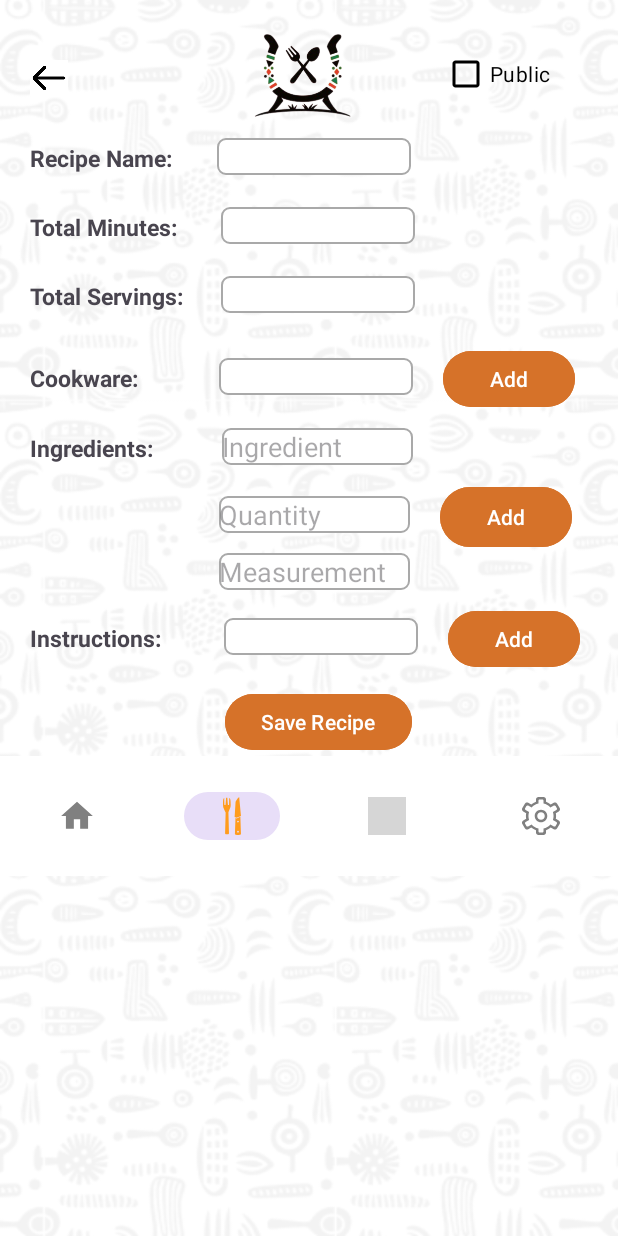
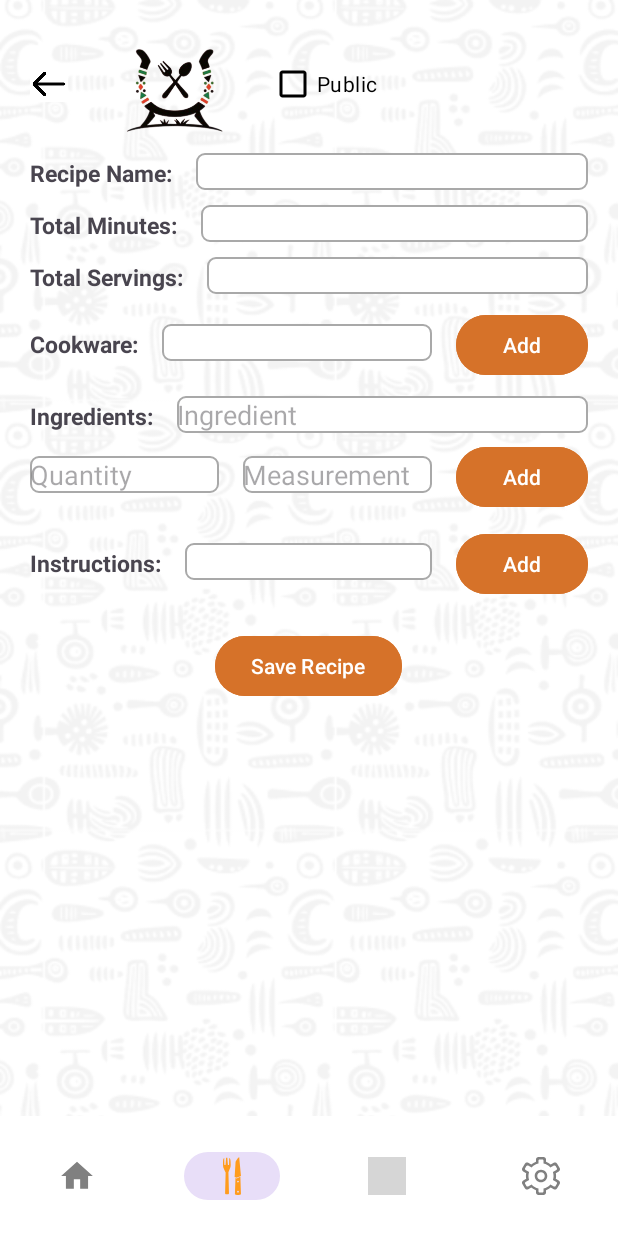
Before and after one commit to Zuwarashe/OPSC-7314, an Android app: the Cookware screen opened directly, with no data from a screen before it, on a phone screen of 412 x 824 dp. Run offline under Robolectric (Android 15) with nearby library versions, the light colour scheme and no system bars; our stand-ins replace Firebase (no records; nobody signed in at launch, a user with empty details on screens opened directly); grey boxes are pictures that could not be loaded.

Commit message:
a lil razzle dazzle

```diff
--- a/app/src/main/res/layout/activity_cookware.xml
+++ b/app/src/main/res/layout/activity_cookware.xml
@@ -1,26 +1,41 @@
 <?xml version="1.0" encoding="utf-8"?>
-<LinearLayout xmlns:android="http://schemas.android.com/apk/res/android"
+<androidx.constraintlayout.widget.ConstraintLayout
+    xmlns:android="http://schemas.android.com/apk/res/android"
     xmlns:app="http://schemas.android.com/apk/res-auto"
     xmlns:tools="http://schemas.android.com/tools"
     android:id="@+id/main"
     android:layout_width="match_parent"
     android:layout_height="match_parent"
-    android:orientation="vertical"
     android:background="@drawable/background"
     tools:context=".Cookware">
 
+    <!-- Main content layout -->
+    <ScrollView
+        android:layout_width="0dp"
+        android:layout_height="0dp"
+        app:layout_constraintTop_toTopOf="parent"
+        app:layout_constraintBottom_toTopOf="@id/bottomNavigation"
+        app:layout_constraintStart_toStartOf="parent"
+        app:layout_constraintEnd_toEndOf="parent">
+
+        <LinearLayout
+            android:layout_width="match_parent"
+            android:layout_height="wrap_content"
+            android:orientation="vertical"
+            android:padding="20dp">
+
+            <!-- Header layout with logo and back button -->
             <LinearLayout
                 android:layout_width="match_parent"
                 android:layout_height="72dp"
-        android:layout_marginTop="10dp"
-        android:orientation="horizontal">
+                android:orientation="horizontal"
+                android:gravity="center_vertical">
 
                 <ImageButton
                     android:id="@+id/imageBtnBack"
                     android:layout_width="25dp"
                     android:layout_height="24dp"
-            android:layout_marginLeft="20dp"
-            android:layout_marginTop="30dp"
+                    android:layout_marginEnd="10dp"
                     android:background="@color/design_default_color_background"
                     android:scaleType="centerInside"
                     app:srcCompat="@drawable/backk" />
@@ -29,256 +44,236 @@
                     android:id="@+id/imageLogo"
                     android:layout_width="124dp"
                     android:layout_height="wrap_content"
-            android:layout_marginLeft="95dp"
+                    android:layout_gravity="center"
                     app:srcCompat="@drawable/logo" />
 
                 <CheckBox
                     android:id="@+id/chkPublic"
                     android:layout_width="wrap_content"
                     android:layout_height="wrap_content"
-            android:layout_marginTop="15dp"
-            android:layout_marginLeft="30dp"
                     android:text="Public"
                     android:textColor="@color/black"
                     android:buttonTint="@color/black" />
-
             </LinearLayout>
 
+            <!-- Recipe Name -->
             <LinearLayout
                 android:layout_width="match_parent"
-        android:layout_height="36dp"
-        android:layout_marginTop="10dp"
-        android:orientation="horizontal">
+                android:layout_height="wrap_content"
+                android:orientation="horizontal"
+                android:layout_marginTop="10dp">
 
                 <TextView
                     android:id="@+id/lblName"
                     android:layout_width="wrap_content"
                     android:layout_height="wrap_content"
-            android:layout_marginLeft="20dp"
                     android:text="@string/recipe_name"
-            android:textSize="15dp"
+                    android:textSize="15sp"
                     android:textStyle="bold" />
 
                 <EditText
                     android:id="@+id/txtName"
-            android:layout_width="129dp"
+                    android:layout_width="0dp"
                     android:layout_height="wrap_content"
-            android:layout_marginLeft="30dp"
-            android:background="@drawable/customtxtbox"
-            android:ems="19" />
+                    android:layout_weight="1"
+                    android:layout_marginStart="16dp"
+                    android:background="@drawable/customtxtbox" />
             </LinearLayout>
 
+            <!-- Total Minutes -->
             <LinearLayout
                 android:layout_width="match_parent"
-        android:layout_height="36dp"
-        android:layout_marginTop="10dp"
-        android:orientation="horizontal">
+                android:layout_height="wrap_content"
+                android:orientation="horizontal"
+                android:layout_marginTop="10dp">
 
                 <TextView
                     android:id="@+id/lblMinutes"
                     android:layout_width="wrap_content"
                     android:layout_height="wrap_content"
-            android:layout_marginLeft="20dp"
                     android:text="@string/total_minutes"
-            android:textSize="15dp"
+                    android:textSize="15sp"
                     android:textStyle="bold" />
 
                 <EditText
                     android:id="@+id/txtMinutes"
-            android:layout_width="129dp"
+                    android:layout_width="0dp"
                     android:layout_height="wrap_content"
-            android:layout_marginLeft="29dp"
-            android:background="@drawable/customtxtbox"
-            android:ems="19" />
+                    android:layout_weight="1"
+                    android:layout_marginStart="16dp"
+                    android:background="@drawable/customtxtbox" />
             </LinearLayout>
 
+            <!-- Total Servings -->
             <LinearLayout
                 android:layout_width="match_parent"
-        android:layout_height="36dp"
-        android:layout_marginTop="10dp"
-        android:orientation="horizontal">
+                android:layout_height="wrap_content"
+                android:orientation="horizontal"
+                android:layout_marginTop="10dp">
 
                 <TextView
                     android:id="@+id/lblServings"
                     android:layout_width="wrap_content"
                     android:layout_height="wrap_content"
-            android:layout_marginLeft="20dp"
                     android:text="@string/total_servings"
-            android:textSize="15dp"
+                    android:textSize="15sp"
                     android:textStyle="bold" />
 
                 <EditText
                     android:id="@+id/txtServings"
-            android:layout_width="129dp"
+                    android:layout_width="0dp"
                     android:layout_height="wrap_content"
-            android:layout_marginLeft="25dp"
-            android:background="@drawable/customtxtbox"
-            android:ems="19" />
+                    android:layout_weight="1"
+                    android:layout_marginStart="16dp"
+                    android:background="@drawable/customtxtbox" />
             </LinearLayout>
 
+            <!-- Cookware -->
             <LinearLayout
                 android:layout_width="match_parent"
-        android:layout_height="45dp"
-        android:layout_marginTop="10dp"
-        android:orientation="horizontal">
+                android:layout_height="wrap_content"
+                android:orientation="horizontal"
+                android:layout_marginTop="10dp">
 
                 <TextView
                     android:id="@+id/lblCookware"
                     android:layout_width="wrap_content"
                     android:layout_height="wrap_content"
-            android:layout_marginLeft="20dp"
                     android:text="@string/cookware"
-            android:textSize="15dp"
+                    android:textSize="15sp"
                     android:textStyle="bold" />
 
                 <EditText
                     android:id="@+id/txtCookware"
-            android:layout_width="129dp"
+                    android:layout_width="0dp"
                     android:layout_height="wrap_content"
-            android:layout_marginLeft="54dp"
-            android:background="@drawable/customtxtbox"
-            android:ems="19" />
+                    android:layout_weight="1"
+                    android:layout_marginStart="16dp"
+                    android:background="@drawable/customtxtbox" />
 
                 <Button
                     android:id="@+id/btnAddCookware"
                     android:layout_width="wrap_content"
                     android:layout_height="wrap_content"
-            android:layout_marginLeft="20dp"
+                    android:layout_marginStart="16dp"
                     android:backgroundTint="#D67229"
-            android:text="@string/add"
-            app:cornerRadius="20dp" />
+                    android:text="@string/add" />
             </LinearLayout>
 
+            <!-- Ingredients -->
             <LinearLayout
                 android:layout_width="match_parent"
-        android:layout_height="30dp"
-        android:layout_marginTop="10dp"
-        android:orientation="horizontal">
+                android:layout_height="wrap_content"
+                android:orientation="horizontal"
+                android:layout_marginTop="10dp">
 
                 <TextView
                     android:id="@+id/lblIngredient"
                     android:layout_width="wrap_content"
                     android:layout_height="wrap_content"
-            android:layout_marginLeft="20dp"
                     android:text="@string/ingredients"
-            android:textSize="15dp"
+                    android:textSize="15sp"
                     android:textStyle="bold" />
 
                 <EditText
                     android:id="@+id/txtIngredient"
-            android:layout_width="127dp"
+                    android:layout_width="0dp"
                     android:layout_height="wrap_content"
-            android:layout_marginLeft="46dp"
+                    android:layout_weight="1"
+                    android:layout_marginStart="16dp"
                     android:background="@drawable/customtxtbox"
-            android:hint="@string/ingredient"
-            android:inputType="text" />
-
-
+                    android:hint="@string/ingredient" />
             </LinearLayout>
 
             <LinearLayout
                 android:layout_width="match_parent"
                 android:layout_height="wrap_content"
-        android:layout_marginTop="5dp"
-        android:orientation="horizontal">
+                android:orientation="horizontal"
+                android:layout_marginTop="5dp">
 
                 <EditText
                     android:id="@+id/txtQuantity"
-            android:layout_width="127dp"
+                    android:layout_width="0dp"
                     android:layout_height="wrap_content"
-            android:layout_marginLeft="146dp"
+                    android:layout_weight="1"
                     android:background="@drawable/customtxtbox"
-            android:hint="@string/enter_quantity"
-            android:inputType="text" />
+                    android:hint="@string/enter_quantity" />
+
+                <EditText
+                    android:id="@+id/txtMeasurement"
+                    android:layout_width="0dp"
+                    android:layout_height="wrap_content"
+                    android:layout_weight="1"
+                    android:layout_marginStart="16dp"
+                    android:background="@drawable/customtxtbox"
+                    android:hint="@string/measurement" />
 
                 <Button
                     android:id="@+id/btnAddIngredient"
                     android:layout_width="wrap_content"
                     android:layout_height="wrap_content"
-            android:layout_marginLeft="20dp"
+                    android:layout_marginStart="16dp"
                     android:backgroundTint="#D67229"
-            android:text="@string/add"
-            app:cornerRadius="20dp"/>
+                    android:text="@string/add" />
             </LinearLayout>
 
-
-
-        <EditText
-            android:id="@+id/txtMeasurement"
-            android:layout_width="127dp"
-            android:layout_height="wrap_content"
-            android:layout_marginLeft="146dp"
-            android:background="@drawable/customtxtbox"
-            android:hint="@string/measurement"
-            android:inputType="text" />
-
+            <!-- Instructions -->
             <LinearLayout
                 android:layout_width="match_parent"
-        android:layout_height="45dp"
-        android:layout_marginTop="10dp"
-        android:orientation="horizontal">
+                android:layout_height="wrap_content"
+                android:orientation="horizontal"
+                android:layout_marginTop="10dp">
 
                 <TextView
                     android:id="@+id/lblInstruction"
                     android:layout_width="wrap_content"
                     android:layout_height="wrap_content"
-            android:layout_marginLeft="20dp"
                     android:text="@string/instructions"
-            android:textSize="15dp"
+                    android:textSize="15sp"
                     android:textStyle="bold" />
 
                 <EditText
                     android:id="@+id/txtInstruction"
-            android:layout_width="129dp"
+                    android:layout_width="0dp"
                     android:layout_height="wrap_content"
-            android:layout_marginLeft="42dp"
-            android:background="@drawable/customtxtbox"
-            android:ems="19" />
+                    android:layout_weight="1"
+                    android:layout_marginStart="16dp"
+                    android:background="@drawable/customtxtbox" />
 
                 <Button
                     android:id="@+id/btnAddInstruction"
                     android:layout_width="wrap_content"
                     android:layout_height="wrap_content"
-            android:layout_marginLeft="20dp"
+                    android:layout_marginStart="16dp"
                     android:backgroundTint="#D67229"
-            android:text="@string/add"
-            app:cornerRadius="20dp" />
+                    android:text="@string/add" />
             </LinearLayout>
 
-    <LinearLayout
-        android:layout_width="match_parent"
-        android:layout_height="45dp"
-        android:layout_marginTop="10dp"
-        android:orientation="horizontal">
-
-
-
-
+            <!-- Save Recipe Button -->
             <Button
                 android:id="@+id/btnSave"
                 android:layout_width="wrap_content"
                 android:layout_height="wrap_content"
-            android:layout_marginLeft="150dp"
+                android:layout_gravity="center"
+                android:layout_marginTop="20dp"
                 android:backgroundTint="#D67229"
-            android:text="@string/save_recipe"
-            app:cornerRadius="20dp" />
+                android:text="@string/save_recipe" />
         </LinearLayout>
+    </ScrollView>
 
+    <!-- Bottom Navigation View -->
     <com.google.android.material.bottomnavigation.BottomNavigationView
         android:id="@+id/bottomNavigation"
-        android:layout_width="match_parent"
+        android:layout_width="0dp"
         android:layout_height="wrap_content"
         android:background="@color/white"
         app:itemIconSize="25dp"
         app:itemIconTint="@drawable/item_selector"
+        app:labelVisibilityMode="unlabeled"
         app:layout_constraintBottom_toBottomOf="parent"
         app:layout_constraintStart_toStartOf="parent"
         app:layout_constraintEnd_toEndOf="parent"
+        android:elevation="2dp"
         app:menu="@menu/bottom_menu"
-        android:elevation="2dp"
-        app:itemRippleColor="@android:color/transparent"
-        app:labelVisibilityMode="unlabeled"
-        >
-    </com.google.android.material.bottomnavigation.BottomNavigationView>
-
-</LinearLayout>
+        app:itemRippleColor="@android:color/transparent"/>
+</androidx.constraintlayout.widget.ConstraintLayout>
```
Lines whose indentation alone changed are shown as unchanged.
